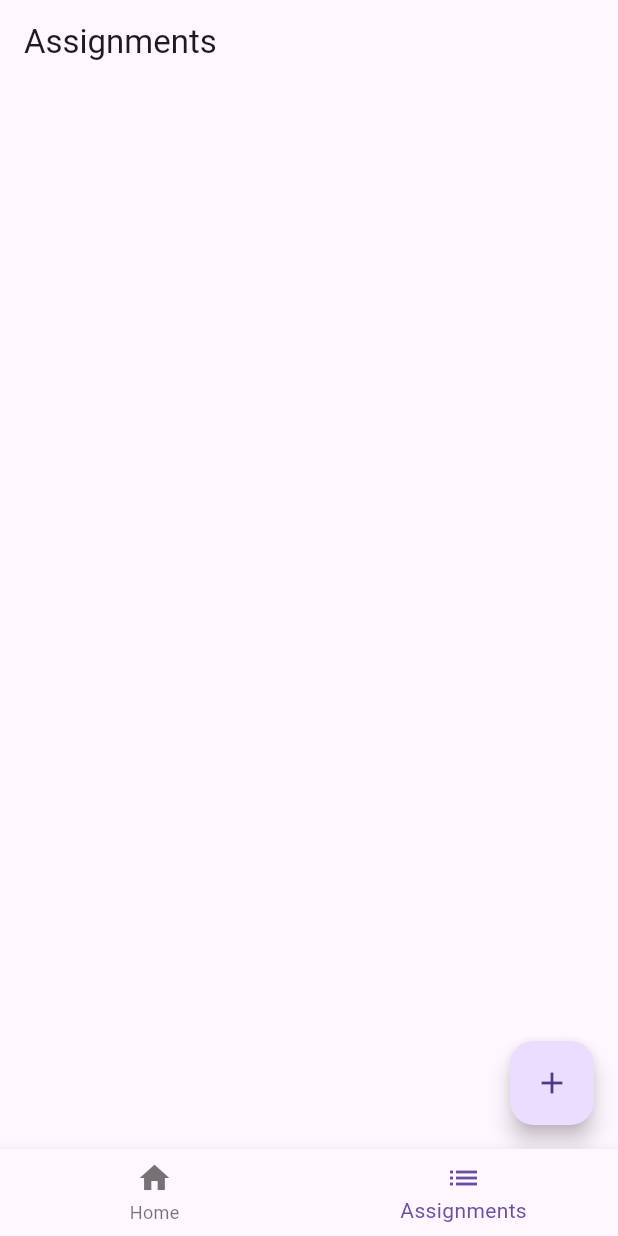
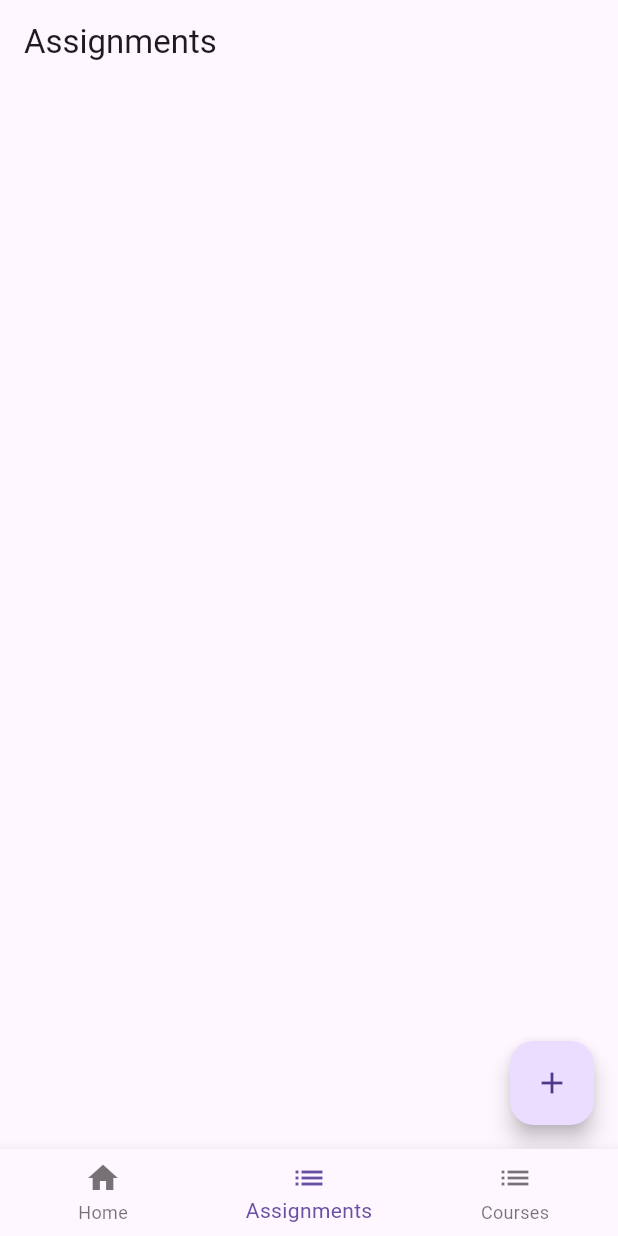
Before and after one commit to CadenNicholson/homework-tracker, a Flutter app: the screen it shows after launch, item 2 of the bottom bar chosen, on a phone screen of 412 x 824 dp. Run offline on Flutter 3.47's test engine with Material 3 defaults, Android fonts, the phone set to English and light mode, and no system bars.

Commit message:
Lab 3 Changes: Refactored to MVP framework, added course list, and added crossing out completed tasks.

```diff
--- a/lib/main.dart
+++ b/lib/main.dart
@@ -1,6 +1,6 @@
 import 'package:flutter/material.dart';
 import 'dart:async';
-import 'main_navigation.dart';
+import 'views/main_navigation.dart';
 
 void main() {
   runApp(const MainApp());
--- /dev/null
+++ b/lib/models/assignment_model.dart
@@ -0,0 +1,9 @@
+class Assignment {
+  final String title;
+  bool isCompleted;
+
+  Assignment({
+    required this.title,
+    this.isCompleted = false,
+  });
+}
--- /dev/null
+++ b/lib/models/course_model.dart
@@ -0,0 +1,6 @@
+class Course{
+  final String name;
+  final String? description;
+
+  Course({required this.name, this.description});
+}
--- /dev/null
+++ b/lib/presenters/assignment_presenter.dart
@@ -0,0 +1,15 @@
+import '../models/assignment_model.dart';
+
+class AssignmentPresenter {
+  final List<Assignment> _assignments = [];
+
+  List<Assignment> get assignments => _assignments;
+
+  void addAssignment(String title) {
+    _assignments.add(Assignment(title:title));
+  }
+
+  void toggledCompleted(int index){
+    _assignments[index].isCompleted = !_assignments[index].isCompleted;
+  }
+}
--- /dev/null
+++ b/lib/presenters/course_presenter.dart
@@ -0,0 +1,10 @@
+import '../models/course_model.dart';
+
+class CoursePresenter {
+  final List<Course> _courses = [];
+  List<Course> get courses => _courses;
+
+  void addCourse(String name, String? description){
+    _courses.add(Course(name: name,description: description));
+  }
+}
--- a/lib/main_navigation.dart
+++ b/lib/views/main_navigation.dart
@@ -1,6 +1,7 @@
 import 'package:flutter/material.dart';
-import 'home_screen.dart';
+import '../home_screen.dart';
 import 'assignment_list_screen.dart';
+import 'course_list_screen.dart';
 
 class MainNavigationScreen extends StatefulWidget{
   const MainNavigationScreen({super.key});
@@ -14,6 +15,7 @@ class _MainNavigationScreenState extends State<MainNavigationScreen> {
   final List<Widget> _screens = [
     const HomeScreen(),
     const AssignmentListScreen(),
+    const CourseListScreen(),
   ];
   void _onItemTapped(int index){
     setState((){
@@ -37,6 +39,10 @@ class _MainNavigationScreenState extends State<MainNavigationScreen> {
             icon: Icon(Icons.list),
             label: 'Assignments',
           ),
+          BottomNavigationBarItem(
+            icon: Icon(Icons.list),
+            label: 'Courses',
+          ),
         ],
       ),
     );
```
Also changed, not shown: lib/views/assignment_list_screen.dart (renamed from lib/assignment_list_screen.dart, +18 -15 lines), lib/views/course_list_screen.dart (added, +78 -0 lines), lib/test.dart (deleted).
